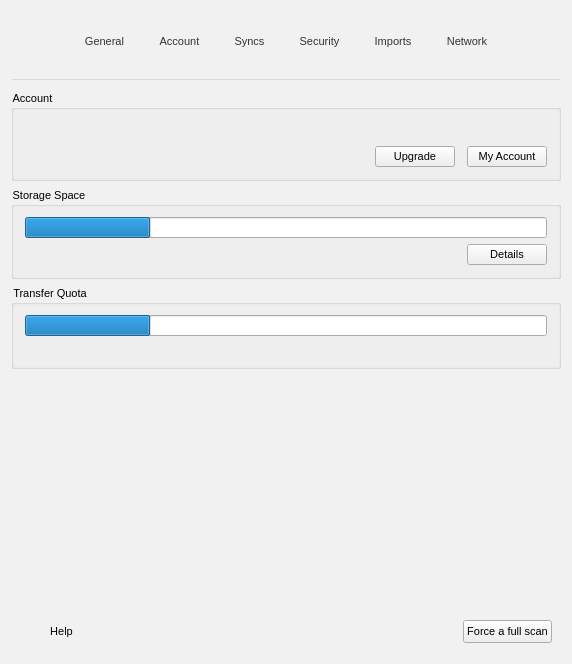
Qt form src/MEGASync/gui/linux/SettingsDialog.ui (meganz/MEGAsync) before a commit.
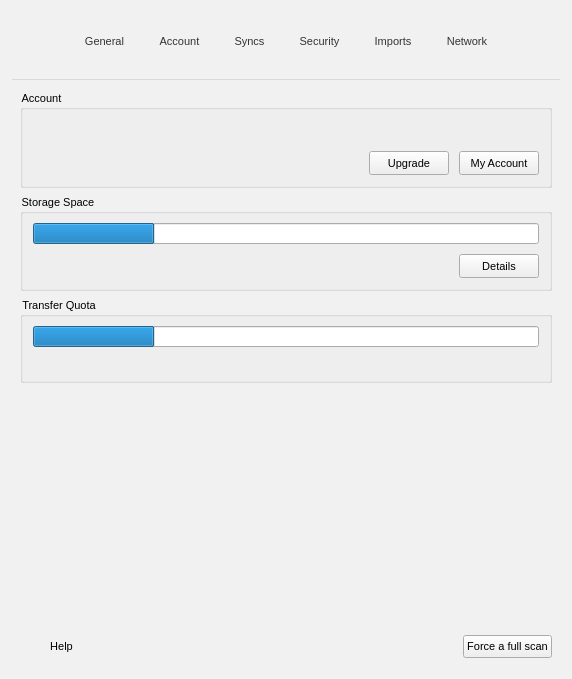
The same form after that commit. The open tabs and pages were chosen to show the change. Icons and pictures are not drawn. Custom widgets are drawn as their Qt base class.

Commit message: SNC-2145:  Adjustments for the Account pane - bis

```diff
--- a/src/MEGASync/gui/linux/SettingsDialog.ui
+++ b/src/MEGASync/gui/linux/SettingsDialog.ui
@@ -10,7 +10,7 @@
     <x>0</x>
     <y>0</y>
     <width>572</width>
-    <height>664</height>
+    <height>679</height>
    </rect>
   </property>
   <property name="contextMenuPolicy">
@@ -110,11 +110,6 @@
 padding-bottom: 0px;
 }
 
-#lStorage
-{
-padding-bottom: 1px;
-}
-
 #lProxyType
 {
 padding-bottom: -1px;
@@ -126,11 +121,28 @@
 border: none;
 }
 
-#lStorageSpace
+#lAccountType, #lName
 {
-padding-bottom: 6px;
+    font-size: 13px;
 }
-</string>
+
+#lAccountType
+{
+    text-align: left;
+    border: none;
+    padding: 0px;
+    margin: 0px;
+}
+
+#lBandwidthFree, #lBandwidth
+{
+	font-size: 13px;
+}
+
+#lBandwidthFree
+{
+	 color: #0078D7;
+}</string>
   </property>
   <layout class="QVBoxLayout" name="verticalLayout_15">
    <property name="spacing">
@@ -495,7 +507,7 @@
    <item>
     <widget class="QStackedWidget" name="wStack">
      <property name="currentIndex">
-      <number>0</number>
+      <number>1</number>
      </property>
      <widget class="QWidget" name="pGeneral">
       <layout class="QVBoxLayout" name="pGeneralLayout">
@@ -1128,12 +1140,18 @@
         <verstretch>0</verstretch>
        </sizepolicy>
       </property>
-      <layout class="QVBoxLayout" name="verticalLayout_2">
+      <layout class="QVBoxLayout" name="pAccountLayout">
+       <property name="leftMargin">
+        <number>20</number>
+       </property>
        <property name="topMargin">
         <number>10</number>
        </property>
+       <property name="rightMargin">
+        <number>20</number>
+       </property>
        <property name="bottomMargin">
-        <number>0</number>
+        <number>10</number>
        </property>
        <item>
         <widget class="QGroupBox" name="gAccountDetails">
@@ -1145,13 +1163,47 @@
          <property name="title">
           <string>Account</string>
          </property>
-         <layout class="QHBoxLayout" name="horizontalLayout_3">
+         <layout class="QHBoxLayout" name="gAccountDetailsLayout">
+          <property name="spacing">
+           <number>12</number>
+          </property>
+          <property name="leftMargin">
+           <number>10</number>
+          </property>
+          <property name="topMargin">
+           <number>10</number>
+          </property>
+          <property name="rightMargin">
+           <number>10</number>
+          </property>
+          <property name="bottomMargin">
+           <number>10</number>
+          </property>
           <item alignment="Qt::AlignTop">
-           <widget class="AvatarWidget" name="wAvatar" native="true"/>
+           <widget class="AvatarWidget" name="wAvatar" native="true">
+            <property name="minimumSize">
+             <size>
+              <width>36</width>
+              <height>36</height>
+             </size>
+            </property>
+            <property name="maximumSize">
+             <size>
+              <width>36</width>
+              <height>36</height>
+             </size>
+            </property>
+           </widget>
           </item>
           <item>
            <widget class="QWidget" name="wDetails" native="true">
-            <layout class="QGridLayout" name="gridLayout_4">
+            <property name="sizePolicy">
+             <sizepolicy hsizetype="MinimumExpanding" vsizetype="Minimum">
+              <horstretch>0</horstretch>
+              <verstretch>0</verstretch>
+             </sizepolicy>
+            </property>
+            <layout class="QGridLayout" name="wDetailsLayout">
              <property name="leftMargin">
               <number>0</number>
              </property>
@@ -1164,32 +1216,51 @@
              <property name="bottomMargin">
               <number>0</number>
              </property>
-             <property name="spacing">
-              <number>0</number>
+             <property name="horizontalSpacing">
+              <number>10</number>
              </property>
+             <property name="verticalSpacing">
+              <number>2</number>
+             </property>
+             <item row="2" column="1">
+              <widget class="QPushButton" name="bUpgrade">
+               <property name="sizePolicy">
+                <sizepolicy hsizetype="Maximum" vsizetype="Fixed">
+                 <horstretch>0</horstretch>
+                 <verstretch>0</verstretch>
+                </sizepolicy>
+               </property>
+               <property name="minimumSize">
+                <size>
+                 <width>0</width>
+                 <height>24</height>
+                </size>
+               </property>
+               <property name="maximumSize">
+                <size>
+                 <width>16777215</width>
+                 <height>24</height>
+                </size>
+               </property>
+               <property name="focusPolicy">
+                <enum>Qt::StrongFocus</enum>
+               </property>
+               <property name="text">
+                <string>Upgrade</string>
+               </property>
+               <property name="autoDefault">
+                <bool>false</bool>
+               </property>
+              </widget>
+             </item>
              <item row="2" column="0">
-              <widget class="QPushButton" name="lAccountImage">
+              <widget class="QPushButton" name="lAccountType">
                <property name="sizePolicy">
-                <sizepolicy hsizetype="Fixed" vsizetype="Fixed">
+                <sizepolicy hsizetype="MinimumExpanding" vsizetype="Fixed">
                  <horstretch>0</horstretch>
                  <verstretch>0</verstretch>
                 </sizepolicy>
                </property>
-               <property name="minimumSize">
-                <size>
-                 <width>12</width>
-                 <height>12</height>
-                </size>
-               </property>
-               <property name="maximumSize">
-                <size>
-                 <width>12</width>
-                 <height>12</height>
-                </size>
-               </property>
-               <property name="focusPolicy">
-                <enum>Qt::NoFocus</enum>
-               </property>
                <property name="icon">
                 <iconset resource="../Resources_linux.qrc">
                  <normaloff>:/images/Small_Free.png</normaloff>:/images/Small_Free.png</iconset>
@@ -1200,41 +1271,15 @@
                  <height>12</height>
                 </size>
                </property>
+               <property name="autoDefault">
+                <bool>false</bool>
+               </property>
                <property name="flat">
                 <bool>true</bool>
                </property>
               </widget>
              </item>
-             <item row="0" column="0" colspan="5">
-              <widget class="QLabel" name="lName">
-               <property name="styleSheet">
-                <string notr="true">QLabel
-{
-font-weight: bold;
-}</string>
-               </property>
-              </widget>
-             </item>
              <item row="2" column="2">
-              <widget class="QPushButton" name="bUpgrade">
-               <property name="sizePolicy">
-                <sizepolicy hsizetype="Maximum" vsizetype="Fixed">
-                 <horstretch>0</horstretch>
-                 <verstretch>0</verstretch>
-                </sizepolicy>
-               </property>
-               <property name="focusPolicy">
-                <enum>Qt::StrongFocus</enum>
-               </property>
-               <property name="text">
-                <string>Upgrade</string>
-               </property>
-               <property name="autoDefault">
-                <bool>false</bool>
-               </property>
-              </widget>
-             </item>
-             <item row="2" column="4">
               <widget class="QPushButton" name="bMyAccount">
                <property name="sizePolicy">
                 <sizepolicy hsizetype="Maximum" vsizetype="Fixed">
@@ -1242,55 +1287,28 @@
                  <verstretch>0</verstretch>
                 </sizepolicy>
                </property>
+               <property name="minimumSize">
+                <size>
+                 <width>0</width>
+                 <height>24</height>
+                </size>
+               </property>
+               <property name="maximumSize">
+                <size>
+                 <width>16777215</width>
+                 <height>24</height>
+                </size>
+               </property>
                <property name="text">
                 <string>My Account</string>
                </property>
               </widget>
              </item>
-             <item row="2" column="1">
-              <widget class="QLabel" name="lAccountType">
-               <property name="sizePolicy">
-                <sizepolicy hsizetype="MinimumExpanding" vsizetype="Preferred">
-                 <horstretch>0</horstretch>
-                 <verstretch>0</verstretch>
-                </sizepolicy>
-               </property>
-               <property name="focusPolicy">
-                <enum>Qt::StrongFocus</enum>
-               </property>
-               <property name="styleSheet">
-                <string notr="true">QLabel
-{
-font-weight: bold;
-}</string>
-               </property>
-               <property name="indent">
-                <number>5</number>
-               </property>
-              </widget>
+             <item row="1" column="0" colspan="3">
+              <widget class="QLabel" name="lEmail"/>
              </item>
-             <item row="1" column="0" colspan="5">
-              <widget class="QLabel" name="lEmail">
-               <property name="focusPolicy">
-                <enum>Qt::StrongFocus</enum>
-               </property>
-              </widget>
-             </item>
-             <item row="2" column="3">
-              <spacer name="horizontalSpacer_15">
-               <property name="orientation">
-                <enum>Qt::Horizontal</enum>
-               </property>
-               <property name="sizeType">
-                <enum>QSizePolicy::Maximum</enum>
-               </property>
-               <property name="sizeHint" stdset="0">
-                <size>
-                 <width>12</width>
-                 <height>0</height>
-                </size>
-               </property>
-              </spacer>
+             <item row="0" column="0" colspan="3">
+              <widget class="QLabel" name="lName"/>
              </item>
             </layout>
            </widget>
@@ -1300,19 +1318,25 @@
        </item>
        <item>
         <widget class="QGroupBox" name="gStorageSpace">
-         <property name="sizePolicy">
-          <sizepolicy hsizetype="Preferred" vsizetype="Maximum">
-           <horstretch>0</horstretch>
-           <verstretch>0</verstretch>
-          </sizepolicy>
-         </property>
          <property name="title">
           <string>Storage Space</string>
          </property>
-         <property name="flat">
-          <bool>true</bool>
-         </property>
-         <layout class="QVBoxLayout" name="verticalLayout_7">
+         <layout class="QVBoxLayout" name="gStorageSpaceLayout">
+          <property name="spacing">
+           <number>10</number>
+          </property>
+          <property name="leftMargin">
+           <number>10</number>
+          </property>
+          <property name="topMargin">
+           <number>10</number>
+          </property>
+          <property name="rightMargin">
+           <number>10</number>
+          </property>
+          <property name="bottomMargin">
+           <number>10</number>
+          </property>
           <item>
            <widget class="QProgressBar" name="pStorageQuota">
             <property name="focusPolicy">
@@ -1327,7 +1351,7 @@
            </widget>
           </item>
           <item>
-           <layout class="QHBoxLayout" name="horizontalLayout_13">
+           <layout class="QHBoxLayout" name="storageSpaceTextLayout">
             <item>
              <widget class="QLabel" name="lStorage">
               <property name="focusPolicy">
@@ -1356,6 +1380,18 @@
             </item>
             <item>
              <widget class="QPushButton" name="bStorageDetails">
+              <property name="minimumSize">
+               <size>
+                <width>0</width>
+                <height>24</height>
+               </size>
+              </property>
+              <property name="maximumSize">
+               <size>
+                <width>16777215</width>
+                <height>24</height>
+               </size>
+              </property>
               <property name="text">
                <string>Details</string>
               </property>
@@ -1374,10 +1410,19 @@
          <property name="title">
           <string>Transfer Quota</string>
          </property>
-         <property name="flat">
-          <bool>true</bool>
-         </property>
-         <layout class="QVBoxLayout" name="verticalLayout_999">
+         <layout class="QVBoxLayout" name="gBandwidthQuotaLayout">
+          <property name="leftMargin">
+           <number>10</number>
+          </property>
+          <property name="topMargin">
+           <number>10</number>
+          </property>
+          <property name="rightMargin">
+           <number>10</number>
+          </property>
+          <property name="bottomMargin">
+           <number>12</number>
+          </property>
           <item>
            <widget class="QProgressBar" name="pTransferQuota">
             <property name="focusPolicy">
@@ -1392,13 +1437,12 @@
            </widget>
           </item>
           <item>
-           <layout class="QHBoxLayout" name="horizontalLayout">
+           <layout class="QHBoxLayout" name="transferQuotaTextLayout">
             <item>
-             <widget class="QLabel" name="lBandwidth">
-              <property name="text">
-               <string/>
-              </property>
-             </widget>
+             <widget class="QLabel" name="lBandwidth"/>
+            </item>
+            <item>
+             <widget class="QLabel" name="lBandwidthFree"/>
             </item>
             <item>
              <spacer name="horizontalSpacer_2">
```
The commit also changes 6 other files.
